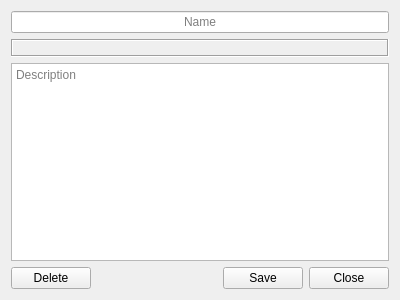
Above: res/ui/info.ui from Killing-Fever-Online/DRO-Client before the change. Below: the same form after it.
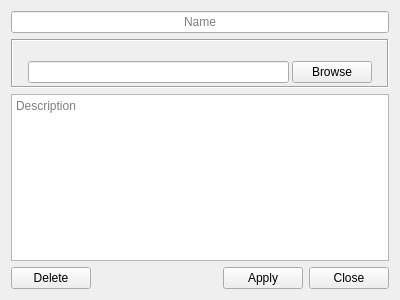
That is the form after the change. Icons and pictures are not drawn.

Commit message: Implement evidence image editing Add image file browser to set image icons (todo: implement a custom icon browser that would include all evidence including from the packages) Turn evidence list into a .ui file Add functional close and create buttons Rename "save" button to "apply" button Resolve evidence image icon path as you type it into the input box

The edit to the form file:
```diff
--- a/res/ui/info.ui
+++ b/res/ui/info.ui
@@ -20,23 +20,6 @@
    <string>Form</string>
   </property>
   <layout class="QGridLayout" name="gridLayout_2">
-   <item row="4" column="1">
-    <widget class="QTextEdit" name="desc">
-     <property name="html">
-      <string>&lt;!DOCTYPE HTML PUBLIC &quot;-//W3C//DTD HTML 4.0//EN&quot; &quot;http://www.w3.org/TR/REC-html40/strict.dtd&quot;&gt;
-&lt;html&gt;&lt;head&gt;&lt;meta name=&quot;qrichtext&quot; content=&quot;1&quot; /&gt;&lt;meta charset=&quot;utf-8&quot; /&gt;&lt;style type=&quot;text/css&quot;&gt;
-p, li { white-space: pre-wrap; }
-hr { height: 1px; border-width: 0; }
-li.unchecked::marker { content: &quot;\2610&quot;; }
-li.checked::marker { content: &quot;\2612&quot;; }
-&lt;/style&gt;&lt;/head&gt;&lt;body style=&quot; font-family:'Segoe UI'; font-size:9pt; font-weight:400; font-style:normal;&quot;&gt;
-&lt;p style=&quot;-qt-paragraph-type:empty; margin-top:6px; margin-bottom:6px; margin-left:0px; margin-right:0px; -qt-block-indent:0; text-indent:0px;&quot;&gt;&lt;br /&gt;&lt;/p&gt;&lt;/body&gt;&lt;/html&gt;</string>
-     </property>
-     <property name="placeholderText">
-      <string>Description</string>
-     </property>
-    </widget>
-   </item>
    <item row="1" column="1">
     <widget class="QLineEdit" name="name_edit">
      <property name="text">
@@ -53,35 +36,83 @@
      </property>
     </widget>
    </item>
-   <item row="3" column="1">
-    <widget class="QLabel" name="icon_label">
-     <property name="sizePolicy">
-      <sizepolicy hsizetype="Preferred" vsizetype="Preferred">
-       <horstretch>0</horstretch>
-       <verstretch>0</verstretch>
-      </sizepolicy>
-     </property>
+   <item row="2" column="1">
+    <widget class="QFrame" name="frame">
      <property name="frameShape">
       <enum>QFrame::Box</enum>
      </property>
      <property name="frameShadow">
       <enum>QFrame::Sunken</enum>
      </property>
-     <property name="text">
-      <string/>
-     </property>
-     <property name="pixmap">
-      <pixmap resource="../../res.qrc">:/data/empty.png</pixmap>
-     </property>
-     <property name="scaledContents">
-      <bool>false</bool>
-     </property>
-     <property name="alignment">
-      <set>Qt::AlignCenter</set>
-     </property>
+     <layout class="QVBoxLayout" name="verticalLayout_3">
+      <property name="spacing">
+       <number>3</number>
+      </property>
+      <property name="leftMargin">
+       <number>3</number>
+      </property>
+      <property name="topMargin">
+       <number>3</number>
+      </property>
+      <property name="rightMargin">
+       <number>3</number>
+      </property>
+      <property name="bottomMargin">
+       <number>3</number>
+      </property>
+      <item alignment="Qt::AlignHCenter|Qt::AlignVCenter">
+       <widget class="QLabel" name="icon_label">
+        <property name="maximumSize">
+         <size>
+          <width>70</width>
+          <height>70</height>
+         </size>
+        </property>
+        <property name="text">
+         <string/>
+        </property>
+        <property name="pixmap">
+         <pixmap resource="../../res.qrc">:/data/empty.png</pixmap>
+        </property>
+        <property name="scaledContents">
+         <bool>true</bool>
+        </property>
+        <property name="alignment">
+         <set>Qt::AlignCenter</set>
+        </property>
+       </widget>
+      </item>
+      <item>
+       <layout class="QHBoxLayout" name="horizontalLayout_2">
+        <property name="spacing">
+         <number>3</number>
+        </property>
+        <property name="leftMargin">
+         <number>12</number>
+        </property>
+        <property name="rightMargin">
+         <number>12</number>
+        </property>
+        <item>
+         <widget class="QLineEdit" name="image_path">
+          <property name="readOnly">
+           <bool>false</bool>
+          </property>
+         </widget>
+        </item>
+        <item>
+         <widget class="QPushButton" name="browse_button">
+          <property name="text">
+           <string>Browse</string>
+          </property>
+         </widget>
+        </item>
+       </layout>
+      </item>
+     </layout>
     </widget>
    </item>
-   <item row="11" column="1">
+   <item row="13" column="1">
     <layout class="QHBoxLayout" name="horizontalLayout">
      <item>
       <widget class="QPushButton" name="delete_button">
@@ -106,7 +137,7 @@
      <item>
       <widget class="QPushButton" name="save_button">
        <property name="text">
-        <string>Save</string>
+        <string>Apply</string>
        </property>
        <property name="flat">
         <bool>false</bool>
@@ -122,6 +153,38 @@
      </item>
     </layout>
    </item>
+   <item row="4" column="1">
+    <widget class="QTextBrowser" name="desc">
+     <property name="cursor" stdset="0">
+      <cursorShape>IBeamCursor</cursorShape>
+     </property>
+     <property name="undoRedoEnabled">
+      <bool>true</bool>
+     </property>
+     <property name="html">
+      <string>&lt;!DOCTYPE HTML PUBLIC &quot;-//W3C//DTD HTML 4.0//EN&quot; &quot;http://www.w3.org/TR/REC-html40/strict.dtd&quot;&gt;
+&lt;html&gt;&lt;head&gt;&lt;meta name=&quot;qrichtext&quot; content=&quot;1&quot; /&gt;&lt;meta charset=&quot;utf-8&quot; /&gt;&lt;style type=&quot;text/css&quot;&gt;
+p, li { white-space: pre-wrap; }
+hr { height: 1px; border-width: 0; }
+li.unchecked::marker { content: &quot;\2610&quot;; }
+li.checked::marker { content: &quot;\2612&quot;; }
+&lt;/style&gt;&lt;/head&gt;&lt;body style=&quot; font-family:'Segoe UI'; font-size:9pt; font-weight:400; font-style:normal;&quot;&gt;
+&lt;p style=&quot;-qt-paragraph-type:empty; margin-top:6px; margin-bottom:6px; margin-left:0px; margin-right:0px; -qt-block-indent:0; text-indent:0px;&quot;&gt;&lt;br /&gt;&lt;/p&gt;&lt;/body&gt;&lt;/html&gt;</string>
+     </property>
+     <property name="acceptRichText">
+      <bool>false</bool>
+     </property>
+     <property name="textInteractionFlags">
+      <set>Qt::LinksAccessibleByKeyboard|Qt::LinksAccessibleByMouse|Qt::TextBrowserInteraction|Qt::TextEditable|Qt::TextEditorInteraction|Qt::TextSelectableByKeyboard|Qt::TextSelectableByMouse</set>
+     </property>
+     <property name="placeholderText">
+      <string>Description</string>
+     </property>
+     <property name="openExternalLinks">
+      <bool>true</bool>
+     </property>
+    </widget>
+   </item>
   </layout>
  </widget>
  <resources>
```
Left out of the diff: 2 changed lines with no effect on the pictures. The commit also changes 4 other files.
